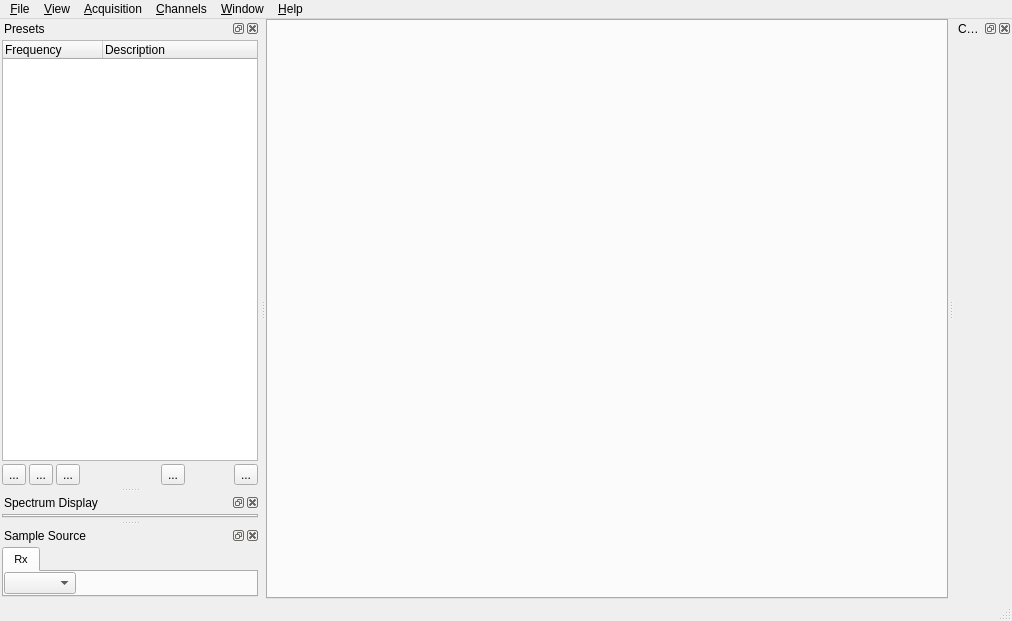
Qt form sdrbase/mainwindow.ui (f4exb/sdrangel) before a commit.
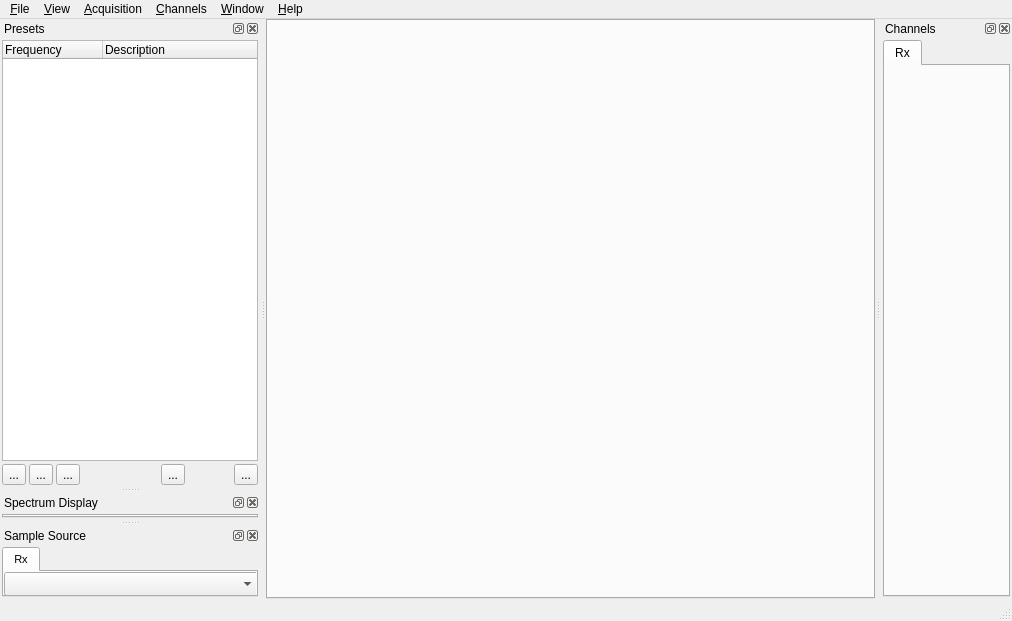
The same form after that commit. Icons and pictures are not drawn. Custom widgets are drawn as their Qt base class.

Commit message: Dynamic channel tab allocation: interim state #1

The edit to the form file:
```diff
--- a/sdrbase/mainwindow.ui
+++ b/sdrbase/mainwindow.ui
@@ -382,6 +382,20 @@
          <string>Rx</string>
         </attribute>
         <widget class="QComboBox" name="sampleSource">
+         <property name="geometry">
+          <rect>
+           <x>0</x>
+           <y>0</y>
+           <width>255</width>
+           <height>24</height>
+          </rect>
+         </property>
+         <property name="minimumSize">
+          <size>
+           <width>255</width>
+           <height>0</height>
+          </size>
+         </property>
         </widget>
        </widget>
       </widget>
@@ -396,7 +410,7 @@
    <attribute name="dockWidgetArea">
     <number>2</number>
    </attribute>
-   <widget class="ChannelWindow" name="channelWindow">
+   <widget class="QWidget" name="channelWidgetContent">
     <layout class="QVBoxLayout" name="verticalLayout_4">
      <property name="spacing">
       <number>3</number>
@@ -413,6 +427,26 @@
      <property name="bottomMargin">
       <number>2</number>
      </property>
+     <item>
+      <widget class="QTabWidget" name="tabChannels">
+       <property name="currentIndex">
+        <number>0</number>
+       </property>
+       <widget class="ChannelWindow" name="rxChannels">
+        <property name="enabled">
+         <bool>false</bool>
+        </property>
+        <property name="font">
+         <font>
+          <pointsize>8</pointsize>
+         </font>
+        </property>
+        <attribute name="title">
+         <string>Rx</string>
+        </attribute>
+       </widget>
+      </widget>
+     </item>
     </layout>
    </widget>
   </widget>
```
The commit also changes 2 other files.
